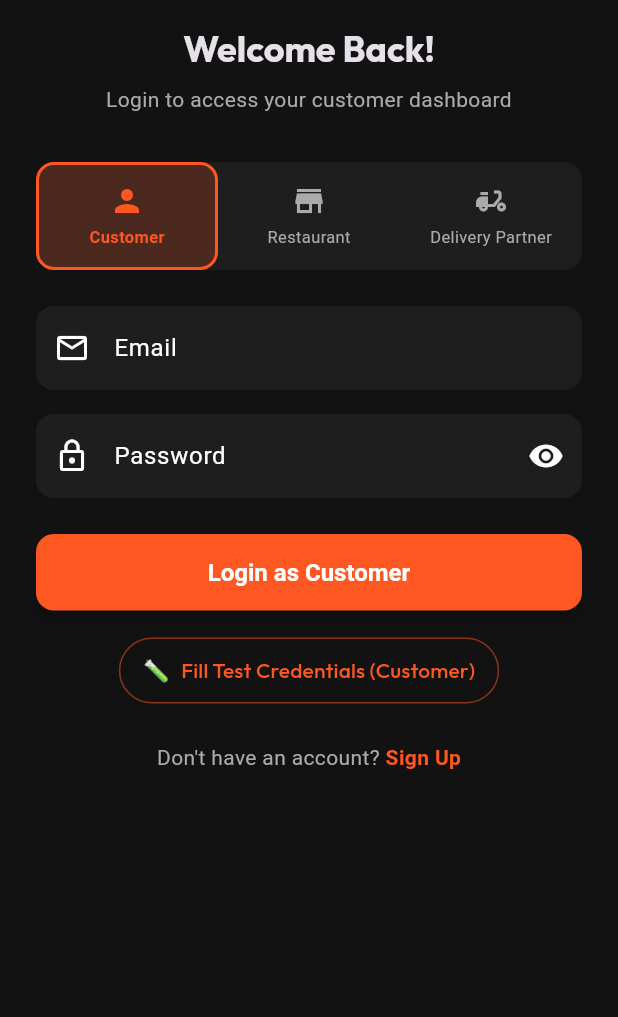
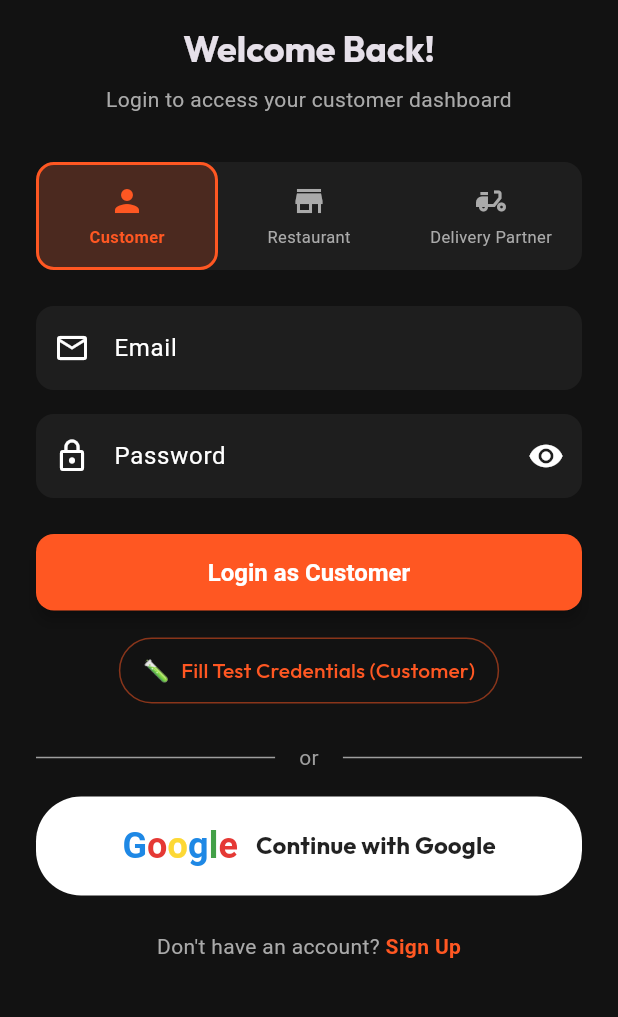
Before and after one commit to pashaarshad/fooddala, a Flutter app: the screen it shows after launch, on a phone screen of 412 x 824 dp, the part 141-1158 px from its top. Run offline on Flutter 3.47's test engine with Material 3 defaults, Android fonts, the light colour scheme and no system bars; our stand-ins replace geolocator, google_fonts, google_sign_in, shared_preferences; accounts and stored records are empty.

Commit message:
Add Google Login to Flutter App

```diff
--- a/fooddala_app/lib/screens/auth_screen.dart
+++ b/fooddala_app/lib/screens/auth_screen.dart
@@ -354,6 +354,125 @@ class _AuthScreenState extends State<AuthScreen> {
                     ],
                   ),
                 ),
+                const SizedBox(height: 16),
+                if (_selectedRole == 'customer') ...[
+                  const Padding(
+                    padding: EdgeInsets.symmetric(vertical: 8),
+                    child: Row(
+                      children: [
+                        Expanded(child: Divider(color: Colors.grey)),
+                        Padding(
+                          padding: EdgeInsets.symmetric(horizontal: 16),
+                          child: Text(
+                            "or",
+                            style: TextStyle(color: Colors.grey),
+                          ),
+                        ),
+                        Expanded(child: Divider(color: Colors.grey)),
+                      ],
+                    ),
+                  ),
+                  const SizedBox(height: 8),
+                  SizedBox(
+                    width: double.infinity,
+                    child: OutlinedButton(
+                      onPressed: () async {
+                        try {
+                          await Provider.of<AuthProvider>(
+                            context,
+                            listen: false,
+                          ).loginWithGoogle();
+                        } catch (e) {
+                          if (mounted) {
+                            setState(() {
+                              _error = e
+                                  .toString()
+                                  .replaceAll('Exception:', '')
+                                  .trim();
+                            });
+                          }
+                        }
+                      },
+                      style: OutlinedButton.styleFrom(
+                        padding: const EdgeInsets.symmetric(vertical: 16),
+                        backgroundColor: Colors.white,
+                        side: BorderSide.none,
+                        shape: RoundedRectangleBorder(
+                          borderRadius: BorderRadius.circular(30),
+                        ),
+                      ),
+                      child: Row(
+                        mainAxisAlignment: MainAxisAlignment.center,
+                        children: [
+                          // Using a colored G text since we don't have the asset handy
+                          Text(
+                            'G',
+                            style: TextStyle(
+                              fontSize: 24,
+                              fontWeight: FontWeight.bold,
+                              fontFamily: 'Roboto',
+                              color: Colors.blue[600],
+                            ),
+                          ),
+                          Text(
+                            'o',
+                            style: TextStyle(
+                              fontSize: 24,
+                              fontWeight: FontWeight.bold,
+                              fontFamily: 'Roboto',
+                              color: Colors.red[600],
+                            ),
+                          ),
+                          Text(
+                            'o',
+                            style: TextStyle(
+                              fontSize: 24,
+                              fontWeight: FontWeight.bold,
+                              fontFamily: 'Roboto',
+                              color: Colors.yellow[600],
+                            ),
+                          ),
+                          Text(
+                            'g',
+                            style: TextStyle(
+                              fontSize: 24,
+                              fontWeight: FontWeight.bold,
+                              fontFamily: 'Roboto',
+                              color: Colors.blue[600],
+                            ),
+                          ),
+                          Text(
+                            'l',
+                            style: TextStyle(
+                              fontSize: 24,
+                              fontWeight: FontWeight.bold,
+                              fontFamily: 'Roboto',
+                              color: Colors.green[600],
+                            ),
+                          ),
+                          Text(
+                            'e',
+                            style: TextStyle(
+                              fontSize: 24,
+                              fontWeight: FontWeight.bold,
+                              fontFamily: 'Roboto',
+                              color: Colors.red[600],
+                            ),
+                          ),
+                          const SizedBox(width: 12),
+                          const Text(
+                            'Continue with Google',
+                            style: TextStyle(
+                              color: Colors.black87,
+                              fontSize: 16,
+                              fontWeight: FontWeight.bold,
+                            ),
+                          ),
+                        ],
+                      ),
+                    ),
+                  ),
+                ],
                 const SizedBox(height: 24),
 
                 // Switch Mode
--- a/fooddala_app/pubspec.yaml
+++ b/fooddala_app/pubspec.yaml
@@ -46,6 +46,7 @@ dependencies:
   font_awesome_flutter: ^10.12.0
   geolocator: ^14.0.2
   geocoding: ^4.0.0
+  google_sign_in: ^7.2.0
 
 dev_dependencies:
   flutter_test:
```
Also changed, not shown: fooddala_app/lib/providers/auth_provider.dart (+38 -0 lines), fooddala_app/pubspec.lock, 1 other file.
